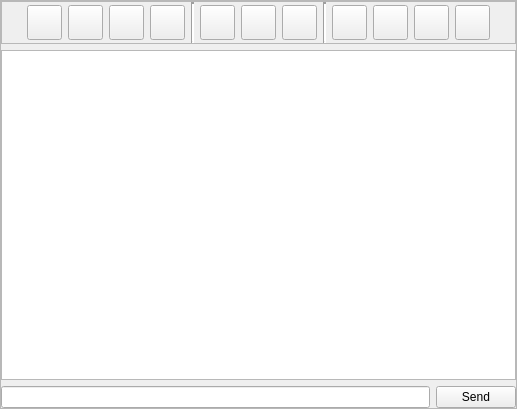
svn2github/twsoldunsupported, file trunk/src/chatwindow.ui: the form before one commit.
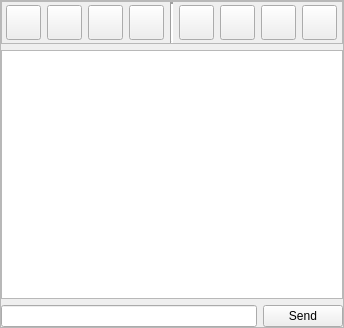
The form after the commit.

The edit to the form file:
```diff
--- a/trunk/src/chatwindow.ui
+++ b/trunk/src/chatwindow.ui
@@ -1,12 +1,12 @@
 <ui version="4.0" >
  <class>chatwindowClass</class>
- <widget class="QWidget" name="chatwindowClass" >
-  <property name="geometry" >
+ <widget class="QWidget" name="chatwindowClass">
+  <property name="geometry">
    <rect>
     <x>0</x>
     <y>0</y>
-    <width>517</width>
-    <height>409</height>
+    <width>344</width>
+    <height>328</height>
    </rect>
   </property>
   <property name="windowTitle" >
@@ -79,12 +79,12 @@
             <property name="alignment" >
              <set>Qt::AlignLeading|Qt::AlignLeft|Qt::AlignTop</set>
             </property>
-            <widget class="QWidget" name="scrollAreaWidgetContents" >
-             <property name="geometry" >
+            <widget class="QWidget" name="scrollAreaWidgetContents">
+             <property name="geometry">
               <rect>
                <x>0</x>
                <y>0</y>
-               <width>513</width>
+               <width>336</width>
                <height>41</height>
               </rect>
              </property>
@@ -238,114 +238,20 @@
                  </widget>
                 </item>
                 <item>
-                 <widget class="QPushButton" name="pbupload" >
-                  <property name="minimumSize" >
+                 <widget class="QPushButton" name="pbctcp">
+                  <property name="minimumSize">
                    <size>
                     <width>35</width>
                     <height>35</height>
                    </size>
                   </property>
-                  <property name="maximumSize" >
+                  <property name="maximumSize">
                    <size>
                     <width>35</width>
                     <height>35</height>
                    </size>
                   </property>
-                  <property name="toolTip" >
-                   <string>Use this button to open QFileUpload.</string>
-                  </property>
-                  <property name="text" >
-                   <string/>
-                  </property>
-                  <property name="iconSize" >
-                   <size>
-                    <width>30</width>
-                    <height>30</height>
-                   </size>
-                  </property>
-                 </widget>
-                </item>
-                <item>
-                 <widget class="QPushButton" name="pbfilehistory" >
-                  <property name="minimumSize" >
-                   <size>
-                    <width>35</width>
-                    <height>35</height>
-                   </size>
-                  </property>
-                  <property name="maximumSize" >
-                   <size>
-                    <width>35</width>
-                    <height>35</height>
-                   </size>
-                  </property>
-                  <property name="toolTip" >
-                   <string>Use this button to handle the qfileupload files.</string>
-                  </property>
-                  <property name="text" >
-                   <string/>
-                  </property>
-                  <property name="iconSize" >
-                   <size>
-                    <width>30</width>
-                    <height>30</height>
-                   </size>
-                  </property>
-                 </widget>
-                </item>
-                <item>
-                 <widget class="QPushButton" name="pbsendfilehistorie" >
-                  <property name="minimumSize" >
-                   <size>
-                    <width>35</width>
-                    <height>35</height>
-                   </size>
-                  </property>
-                  <property name="maximumSize" >
-                   <size>
-                    <width>35</width>
-                    <height>35</height>
-                   </size>
-                  </property>
-                  <property name="toolTip" >
-                   <string>Use this button to send this user your qfileupload history.</string>
-                  </property>
-                  <property name="text" >
-                   <string/>
-                  </property>
-                  <property name="iconSize" >
-                   <size>
-                    <width>30</width>
-                    <height>30</height>
-                   </size>
-                  </property>
-                 </widget>
-                </item>
-                <item>
-                 <widget class="Line" name="line_3" >
-                  <property name="lineWidth" >
-                   <number>2</number>
-                  </property>
-                  <property name="orientation" >
-                   <enum>Qt::Vertical</enum>
-                  </property>
-                 </widget>
-                </item>
-                <item>
-                 <widget class="QPushButton" name="pbctcp" >
-                  <property name="minimumSize" >
-                   <size>
-                    <width>35</width>
-                    <height>35</height>
-                   </size>
-                  </property>
-                  <property name="maximumSize" >
-                   <size>
-                    <width>35</width>
-                    <height>35</height>
-                   </size>
-                  </property>
-                  <property name="toolTip" >
+                  <property name="toolTip">
                    <string>Use this button to handle your ctcp commands.</string>
                   </property>
                   <property name="text" >
@@ -467,7 +373,7 @@
    </item>
   </layout>
  </widget>
- <layoutdefault spacing="6" margin="11" />
+ <layoutdefault spacing="6" margin="11"/>
  <resources/>
  <connections/>
 </ui>
```
Left out of the diff: 167 changed lines with no effect on the pictures.
